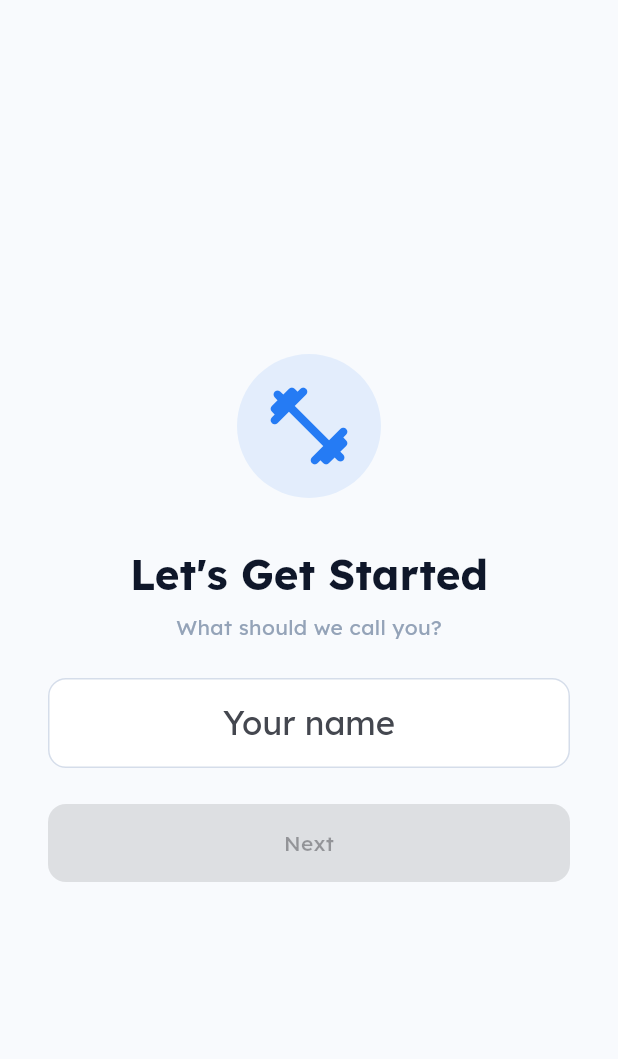
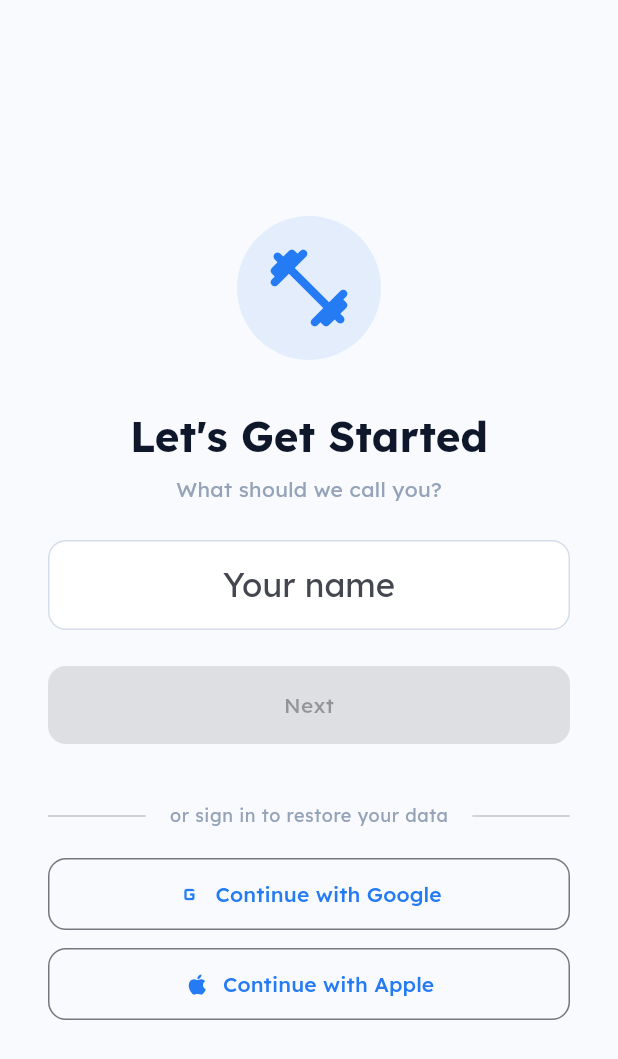
Before and after one commit to nyandrianinamamy/strength-tracking, a Flutter app: the screen it shows after launch, on a phone screen of 412 x 824 dp. Shown: the top 1059 px of the screen. Run offline on Flutter 3.47's test engine with Material 3 defaults, Android fonts, the phone set to English and light mode, and no system bars; our stand-ins replace cloud_firestore, connectivity_plus, firebase_auth, firebase_core, flutter_riverpod, go_router and 5 more; missing offline and left inert: dart:js_interop; accounts and stored records are empty.

Commit message:
feat: add Google/Apple sign-in on onboarding screen
Returning users can tap "Continue with Google" or "Continue with
Apple" on the welcome page to sign in and restore their data from
Firestore instead of creating a new anonymous account.

Co-Authored-By: Claude Opus 4.6 (1M context) <noreply@anthropic.com>

```diff
--- a/lib/src/features/onboarding/onboarding_screen.dart
+++ b/lib/src/features/onboarding/onboarding_screen.dart
@@ -3,6 +3,8 @@ import 'package:flutter_riverpod/flutter_riverpod.dart';
 import 'package:go_router/go_router.dart';
 import 'package:strength_training_tracker/src/core/app_state_controller.dart';
 import 'package:strength_training_tracker/src/core/theme/app_theme.dart';
+import 'package:strength_training_tracker/src/data/repository/app_state_repository.dart';
+import 'package:strength_training_tracker/src/features/auth/auth_service.dart';
 
 class OnboardingScreen extends ConsumerStatefulWidget {
   const OnboardingScreen({super.key});
@@ -15,6 +17,7 @@ class _OnboardingScreenState extends ConsumerState<OnboardingScreen> {
   final _pageController = PageController();
   final _nameController = TextEditingController();
   String _selectedUnit = 'kg';
+  bool _isSigningIn = false;
 
   @override
   void dispose() {
@@ -29,6 +32,32 @@ class _OnboardingScreenState extends ConsumerState<OnboardingScreen> {
       duration: const Duration(milliseconds: 350),
       curve: Curves.easeInOut,
     );
+  }
+
+  Future<void> _signInWith(String provider) async {
+    setState(() => _isSigningIn = true);
+    try {
+      final authService = ref.read(authServiceProvider);
+      final user = provider == 'google'
+          ? await authService.signInWithGoogle()
+          : await authService.signInWithApple();
+
+      // Load data from the signed-in user's Firestore
+      final repository = FirestoreAppStateRepository(userId: user.uid);
+      final cloudState = await repository.load();
+
+      // Update the app state with the cloud data
+      ref.read(appStateControllerProvider.notifier).replaceState(cloudState);
+
+      if (mounted) context.go('/');
+    } catch (e) {
+      if (mounted) {
+        setState(() => _isSigningIn = false);
+        ScaffoldMessenger.of(context).showSnackBar(
+          SnackBar(content: Text('Sign in failed: $e')),
+        );
+      }
+    }
   }
 
   void _startTraining() {
@@ -115,6 +144,56 @@ class _OnboardingScreenState extends ConsumerState<OnboardingScreen> {
                 child: const Text('Next'),
               ),
             ),
+            const SizedBox(height: 40),
+            Row(
+              children: [
+                const Expanded(child: Divider()),
+                Padding(
+                  padding: const EdgeInsets.symmetric(horizontal: 16),
+                  child: Text(
+                    'or sign in to restore your data',
+                    style: theme.textTheme.bodySmall?.copyWith(
+                      color: AppTheme.slateInactive,
+                    ),
+                  ),
+                ),
+                const Expanded(child: Divider()),
+              ],
+            ),
+            const SizedBox(height: 20),
+            SizedBox(
+              width: double.infinity,
+              child: OutlinedButton.icon(
+                onPressed: _isSigningIn ? null : () => _signInWith('google'),
+                style: OutlinedButton.styleFrom(
+                  padding: const EdgeInsets.symmetric(vertical: 14),
+                  shape: RoundedRectangleBorder(
+                    borderRadius: BorderRadius.circular(12),
+                  ),
+                ),
+                icon: const Icon(Icons.g_mobiledata),
+                label: const Text('Continue with Google'),
+              ),
+            ),
+            const SizedBox(height: 12),
+            SizedBox(
+              width: double.infinity,
+              child: OutlinedButton.icon(
+                onPressed: _isSigningIn ? null : () => _signInWith('apple'),
+                style: OutlinedButton.styleFrom(
+                  padding: const EdgeInsets.symmetric(vertical: 14),
+                  shape: RoundedRectangleBorder(
+                    borderRadius: BorderRadius.circular(12),
+                  ),
+                ),
+                icon: const Icon(Icons.apple),
+                label: const Text('Continue with Apple'),
+              ),
+            ),
+            if (_isSigningIn) ...[
+              const SizedBox(height: 16),
+              const CircularProgressIndicator(),
+            ],
           ],
         ),
       ),
```
